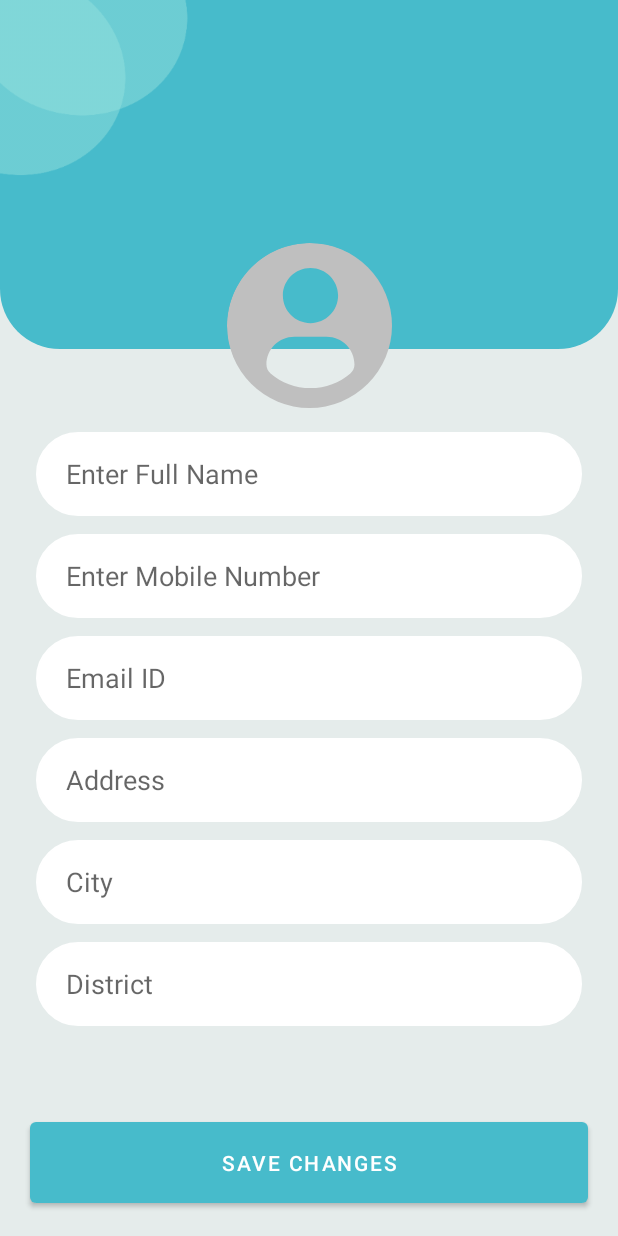
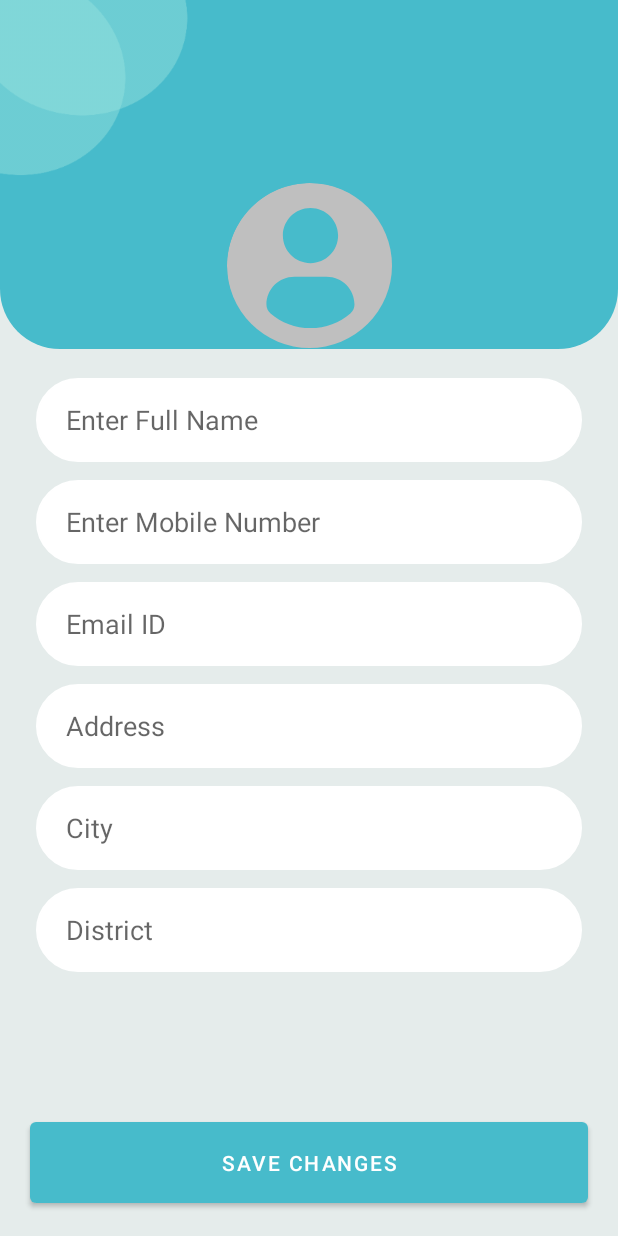
Before and after one commit to RusPotd/GraduateApp, an Android app built with Jetpack Compose: the EditProfileFragment screen opened through its navigation route, on a phone screen of 412 x 824 dp. Run offline under Robolectric (Android 15) with nearby library versions, the phone set to English and light mode, and no system bars; our stand-ins replace CircleImageView, Dagger/Hilt's generated code, Firebase (no records; nobody signed in at launch, a user with empty details on screens opened directly); 2 statements that could not run were skipped.

Commit message:
login-registration-update_profile successful impl

```diff
--- a/app/src/main/java/com/r/graduateregistration/presentation/main/MainFragment.kt
+++ b/app/src/main/java/com/r/graduateregistration/presentation/main/MainFragment.kt
@@ -24,6 +24,7 @@ class MainFragment : Fragment() {
 
     private val mainViewModel: MainViewModel by activityViewModels()
 
+    private var fullName = ""
 
     override fun onCreateView(
         inflater: LayoutInflater, container: ViewGroup?,
@@ -58,7 +59,7 @@ class MainFragment : Fragment() {
 
         }
 
-        lifecycleScope.launch {
+        lifecycleScope.launchWhenStarted {
             if (mainViewModel.isUserLoggedIn()) {
                 setUpUser()
             }
@@ -77,12 +78,16 @@ class MainFragment : Fragment() {
         }
 
 
+        binding.txtUserName.text = fullName
 
     }
 
     private suspend fun setUpUser() {
         val userDetails = mainViewModel.getUserDetails()
-        binding.txtUserName.text = userDetails.fullName
+        fullName = userDetails.fullName
+        binding.txtUserName.text = fullName
+
+
     }
 
 }
--- a/app/src/main/java/com/r/graduateregistration/presentation/profile/EditProfileFragment.kt
+++ b/app/src/main/java/com/r/graduateregistration/presentation/profile/EditProfileFragment.kt
@@ -38,7 +38,10 @@ class EditProfileFragment : Fragment() {
 
             binding.etFullName.setText(userDetail.fullName)
             binding.etMobileNum.setText(userDetail.mobileNumber)
+            binding.etEmailId.setText(userDetail.email)
             binding.etAddress.setText(userDetail.taluka)
+            binding.etCity.setText(userDetail.city)
+            binding.etDistrict.setText(userDetail.dist)
         }
 
         binding.btnSaveChanges.setOnClickListener {
--- a/app/src/main/res/layout/fragment_edit_profile.xml
+++ b/app/src/main/res/layout/fragment_edit_profile.xml
@@ -25,14 +25,14 @@
         android:layout_marginTop="-10dp"
         android:src="@mipmap/side_circles_bubble"
         app:layout_constraintStart_toStartOf="parent"
-        app:layout_constraintTop_toTopOf="parent" />
+        app:layout_constraintTop_toTopOf="parent"
+        tools:ignore="ContentDescription" />
 
 
     <de.hdodenhof.circleimageview.CircleImageView
         android:id="@+id/profile_img"
         android:layout_width="110dp"
         android:layout_height="110dp"
-        android:layout_marginBottom="-40dp"
         android:src="@drawable/ic_profile_user"
         app:layout_constraintBottom_toBottomOf="@+id/relativeLayout"
         app:layout_constraintEnd_toEndOf="parent"
@@ -41,7 +41,7 @@
     <ScrollView
         android:layout_width="match_parent"
         android:layout_height="0dp"
-        android:layout_marginTop="16dp"
+        android:layout_marginTop="20dp"
         android:orientation="vertical"
         app:layout_constraintBottom_toTopOf="@+id/btn_save_changes"
         app:layout_constraintTop_toBottomOf="@+id/profile_img">
@@ -64,7 +64,7 @@
                 android:lines="1"
                 android:maxLines="1"
                 android:paddingStart="20dp"
-                tools:ignore="RtlSymmetry" />
+                tools:ignore="Autofill,RtlSymmetry" />
 
             <EditText
                 android:id="@+id/et_mobile_num"
@@ -80,7 +80,7 @@
                 android:maxLength="10"
                 android:maxLines="1"
                 android:paddingStart="20dp"
-                tools:ignore="RtlSymmetry" />
+                tools:ignore="Autofill,RtlSymmetry" />
 
 
             <EditText
@@ -91,12 +91,12 @@
                 android:layout_marginEnd="24dp"
                 android:layout_marginBottom="12dp"
                 android:background="@drawable/edit_text_border"
-                android:hint="Email ID"
+                android:hint="@string/email_id"
                 android:inputType="textEmailAddress"
                 android:lines="1"
                 android:maxLines="1"
                 android:paddingStart="20dp"
-                tools:ignore="RtlSymmetry" />
+                tools:ignore="Autofill,RtlSymmetry" />
 
             <EditText
                 android:id="@+id/et_address"
@@ -106,12 +106,13 @@
                 android:layout_marginEnd="24dp"
                 android:layout_marginBottom="12dp"
                 android:background="@drawable/edit_text_border"
-                android:hint="Address"
+                android:hint="@string/address"
                 android:inputType="textEmailAddress"
                 android:lines="1"
                 android:maxLines="1"
                 android:paddingStart="20dp"
-                tools:ignore="RtlSymmetry" />
+                tools:ignore="RtlSymmetry"
+                android:importantForAutofill="no" />
 
             <EditText
                 android:id="@+id/et_city"
@@ -121,12 +122,12 @@
                 android:layout_marginEnd="24dp"
                 android:layout_marginBottom="12dp"
                 android:background="@drawable/edit_text_border"
-                android:hint="City"
+                android:hint="@string/city"
                 android:inputType="textEmailAddress"
                 android:lines="1"
                 android:maxLines="1"
                 android:paddingStart="20dp"
-                tools:ignore="RtlSymmetry" />
+                tools:ignore="Autofill,RtlSymmetry" />
 
             <EditText
                 android:id="@+id/et_district"
@@ -136,12 +137,13 @@
                 android:layout_marginEnd="24dp"
                 android:layout_marginBottom="12dp"
                 android:background="@drawable/edit_text_border"
-                android:hint="District"
+                android:hint="@string/district"
                 android:inputType="textEmailAddress"
                 android:lines="1"
                 android:maxLines="1"
                 android:paddingStart="20dp"
-                tools:ignore="RtlSymmetry" />
+                tools:ignore="RtlSymmetry"
+                android:autofillHints="" />
 
 
         </LinearLayout>
--- a/app/src/main/res/values/strings.xml
+++ b/app/src/main/res/values/strings.xml
@@ -20,4 +20,9 @@
     <string name="back_arrow">back arrow</string>
     <string name="complete_registration">Complete Registration</string>
     <string name="get_otp">Get Otp</string>
+    <string name="loading">Loading…</string>
+    <string name="email_id">Email ID</string>
+    <string name="address">Address</string>
+    <string name="city">City</string>
+    <string name="district">District</string>
 </resources>
```
Also changed, not shown: app/src/main/java/com/r/graduateregistration/presentation/login/AuthViewModel.kt (+22 -14 lines), app/src/main/java/com/r/graduateregistration/presentation/login/LoginFragment.kt (+35 -3 lines), app/src/main/java/com/r/graduateregistration/presentation/login/RegisterFragment.kt (+30 -0 lines), app/src/main/res/layout/progress_dialog.xml (added, +26 -0 lines).
